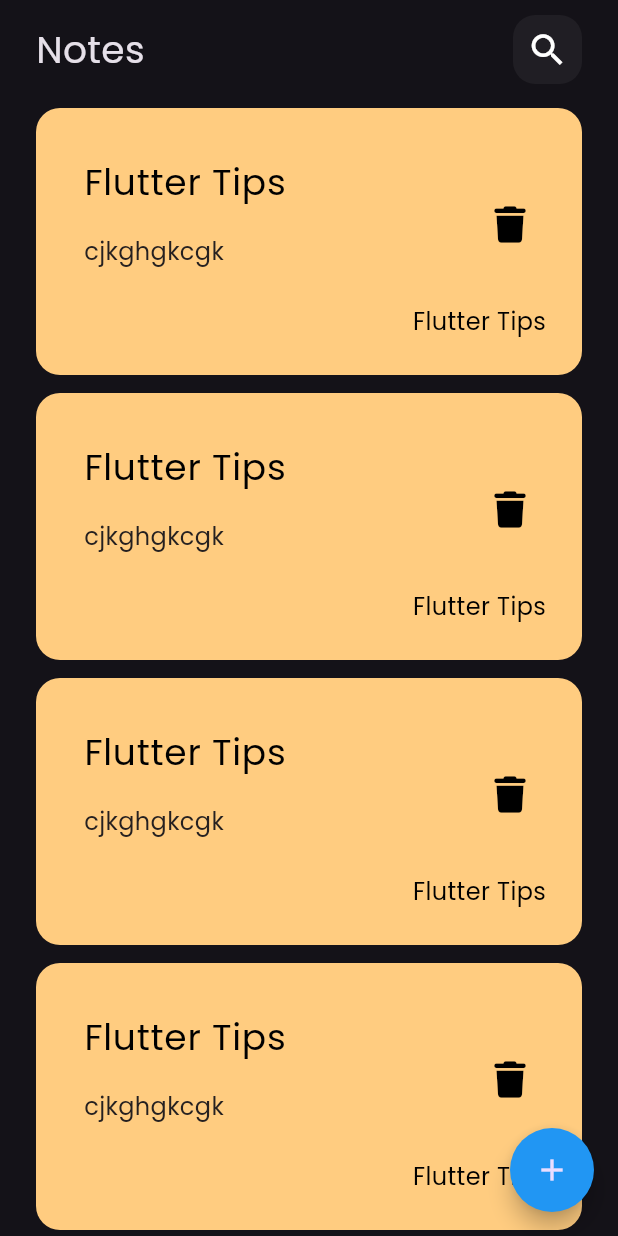
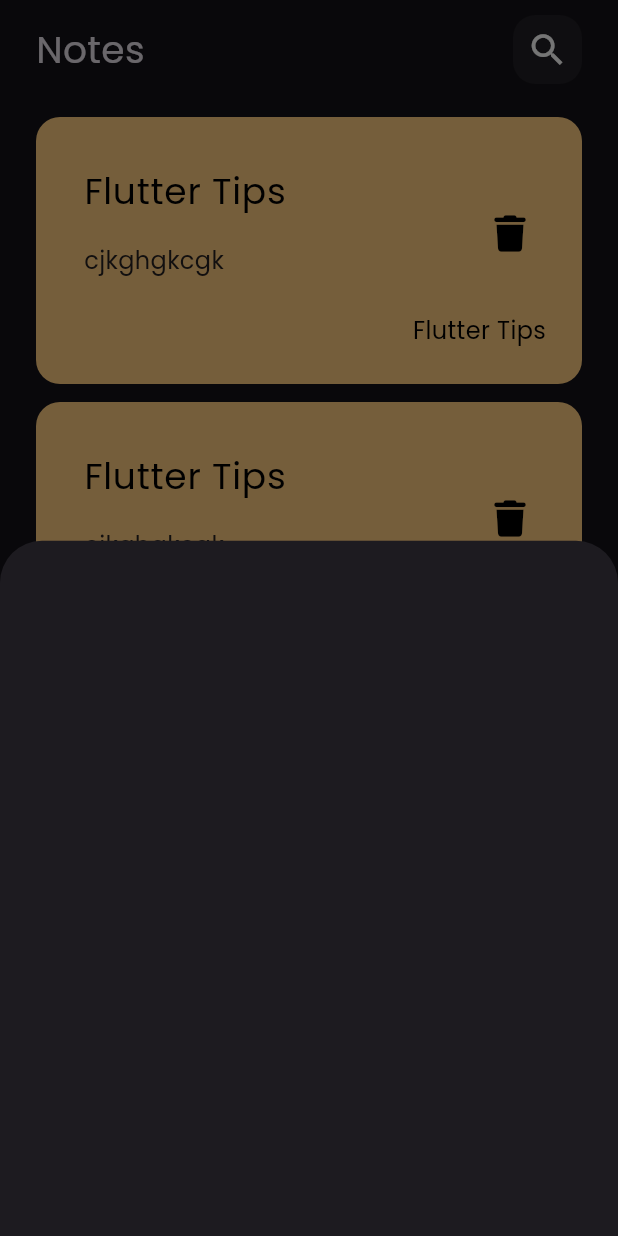
Before and after one commit to OBADA-ALNAASAN/note_app, a Flutter app: the screen it shows after launch, after a tap on the "add" icon, on a phone screen of 412 x 824 dp. Run offline on Flutter 3.47's test engine with Material 3 defaults, Android fonts, the phone set to English and light mode, and no system bars; our stand-ins replace font_awesome_flutter.

Commit message:
show model bottom sheet

```diff
--- a/lib/views/notes_view.dart
+++ b/lib/views/notes_view.dart
@@ -1,4 +1,5 @@
 import 'package:flutter/material.dart';
+import 'package:note_app/widgets/add_note_bottom_sheet.dart';
 import 'package:note_app/widgets/note_view_body.dart';
 
 class NotesView extends StatelessWidget {
@@ -12,7 +13,14 @@ class NotesView extends StatelessWidget {
       floatingActionButton: FloatingActionButton(
           backgroundColor: Colors.blue,
           shape: const CircleBorder(), // Ensure it's circular
-          onPressed: () {},
+          onPressed: () {
+            showModalBottomSheet(
+              context: context,
+              builder: (context) {
+                return const AddNoteBottomSheet();
+              },
+            );
+          },
           child: const Icon(Icons.add)),
     ));
   }
--- /dev/null
+++ b/lib/widgets/add_note_bottom_sheet.dart
@@ -0,0 +1,10 @@
+import 'package:flutter/material.dart';
+
+class AddNoteBottomSheet extends StatelessWidget {
+  const AddNoteBottomSheet({super.key});
+
+  @override
+  Widget build(BuildContext context) {
+    return  Container();
+  }
+}
--- a/lib/widgets/custom_appbar.dart
+++ b/lib/widgets/custom_appbar.dart
@@ -7,7 +7,7 @@ class CustomAppBar extends StatelessWidget {
   @override
   Widget build(BuildContext context) {
     return const Padding(
-      padding: EdgeInsets.symmetric(horizontal: 24, vertical: 10),
+      padding: EdgeInsets.only(right: 24, left: 24, top: 10),
       child: Row(
         children: [
           Text(
--- a/lib/widgets/notes_list_view.dart
+++ b/lib/widgets/notes_list_view.dart
@@ -8,11 +8,14 @@ class NotesListView extends StatelessWidget {
 
   @override
   Widget build(BuildContext context) {
-    return ListView.builder(
-
-      itemBuilder: (context, index) {
-        return const CustomNoteItem();
-      },
+    return Padding(
+      padding: const EdgeInsets.symmetric(vertical: 16),
+      child: ListView.builder(
+        padding: EdgeInsets.zero,
+        itemBuilder: (context, index) {
+          return const CustomNoteItem();
+        },
+      ),
     );
   }
 }
```
